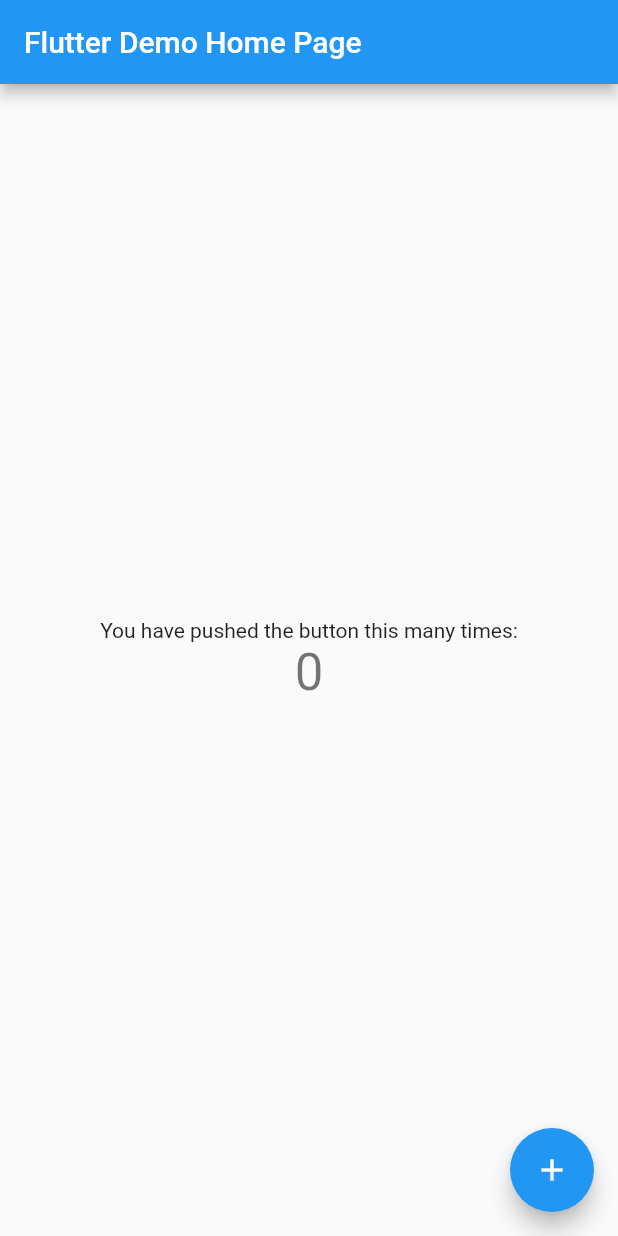
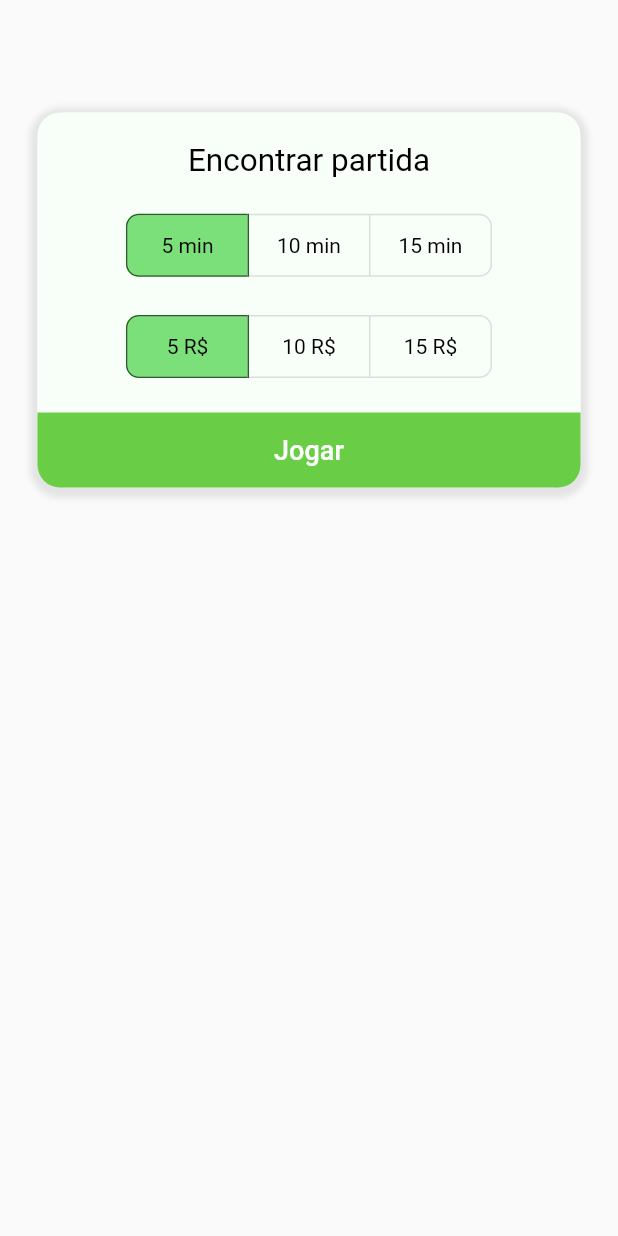
Before and after one commit to BrenoSLima/chesstip, a Flutter app: the screen it shows after launch, on a phone screen of 412 x 824 dp. Run offline on Flutter 3.47's test engine with Material 2 defaults, Android fonts, the phone set to English and light mode, and no system bars; Roboto replaces fonts that are missing (Gothic A1).

Commit message:
criação do component jogar, um menu com configurações para procurar partida

```diff
--- /dev/null
+++ b/lib/components/play_component.dart
@@ -0,0 +1,141 @@
+import 'package:flutter/material.dart';
+
+const List<Widget> timers = <Widget>[
+  Text('5 min'),
+  Text('10 min'),
+  Text('15 min')
+];
+
+const List<Widget> money = <Widget>[
+  Text('5 R\$'),
+  Text('10 R\$'),
+  Text('15 R\$')
+];
+
+class PlayComponent extends StatefulWidget {
+  const PlayComponent({Key? key}) : super(key: key);
+
+  @override
+  State<PlayComponent> createState() => _PlayComponentState();
+}
+
+class _PlayComponentState extends State<PlayComponent> {
+  final List<bool> _selectedTime = <bool>[true, false, false];
+  final List<bool> _selectedMoney = <bool>[true, false, false];
+
+  @override
+  Widget build(BuildContext context) {
+    return Padding(
+      padding: const EdgeInsets.all(25.0),
+      child: Container(
+          decoration: BoxDecoration(
+              color: const Color(0xffF7FFF8),
+              borderRadius: BorderRadius.circular(20),
+              boxShadow: [
+                BoxShadow(
+                  color: Colors.grey.withOpacity(0.24),
+                  spreadRadius: 5,
+                  blurRadius: 3,
+                  offset: const Offset(0, 2), // changes position of shadow
+                ),
+              ]),
+          child: Column(
+            children: [
+              Container(
+                width: double.infinity,
+                height: 200,
+                decoration: const BoxDecoration(
+                  color: Color(0xffF7FFF8),
+                  borderRadius: BorderRadius.only(
+                    topLeft: Radius.circular(15),
+                    topRight: Radius.circular(15),
+                  ),
+                ),
+                child: Padding(
+                  padding: const EdgeInsets.only(top: 20, bottom: 20),
+                  child: Column(
+                    mainAxisAlignment: MainAxisAlignment.spaceBetween,
+                    children: [
+                      const Text(
+                        'Encontrar partida',
+                        textAlign: TextAlign.center,
+                        style: TextStyle(
+                          color: Colors.black,
+                          fontSize: 21,
+                          fontFamily: 'Gothic A1',
+                          fontWeight: FontWeight.w400,
+                        ),
+                      ),
+                      ToggleButtons(
+                        direction: Axis.horizontal,
+                        onPressed: (int index) {
+                          setState(() {
+                            // The button that is tapped is set to true, and the others to false.
+                            for (int i = 0; i < _selectedTime.length; i++) {
+                              _selectedTime[i] = i == index;
+                            }
+                          });
+                        },
+                        borderRadius:
+                            const BorderRadius.all(Radius.circular(8)),
+                        selectedBorderColor: const Color(0xff20661F),
+                        selectedColor: Colors.black,
+                        fillColor: const Color(0xff7BE079),
+                        color: Colors.black,
+                        constraints: const BoxConstraints(
+                          minHeight: 40.0,
+                          minWidth: 80.0,
+                        ),
+                        isSelected: _selectedTime,
+                        children: timers,
+                      ),
+                      ToggleButtons(
+                        direction: Axis.horizontal,
+                        onPressed: (int index) {
+                          setState(() {
+                            // The button that is tapped is set to true, and the others to false.
+                            for (int i = 0; i < _selectedMoney.length; i++) {
+                              _selectedMoney[i] = i == index;
+                            }
+                          });
+                        },
+                        borderRadius:
+                            const BorderRadius.all(Radius.circular(8)),
+                        selectedBorderColor: const Color(0xff20661F),
+                        selectedColor: Colors.black,
+                        fillColor: const Color(0xff7BE079),
+                        color: Colors.black,
+                        constraints: const BoxConstraints(
+                          minHeight: 40.0,
+                          minWidth: 80.0,
+                        ),
+                        isSelected: _selectedMoney,
+                        children: money,
+                      ),
+                    ],
+                  ),
+                ),
+              ),
+              Container(
+                width: double.infinity,
+                height: 50,
+                decoration: const BoxDecoration(
+                  color: Color(0xff69CE45),
+                  borderRadius: BorderRadius.only(
+                    bottomLeft: Radius.circular(15),
+                    bottomRight: Radius.circular(15),
+                  ),
+                ),
+                child: MaterialButton(
+                  onPressed: (){},
+                  child: const Text(
+                    "Jogar",
+                    style: TextStyle(color: Colors.white, fontSize: 18),
+                  ),
+                ),
+              )
+            ],
+          )),
+    );
+  }
+}
--- a/lib/main.dart
+++ b/lib/main.dart
@@ -1,3 +1,4 @@
+import 'package:chesstip/screens/play_screen.dart';
 import 'package:flutter/material.dart';
 
 void main() {
@@ -11,105 +12,8 @@ class MyApp extends StatelessWidget {
   @override
   Widget build(BuildContext context) {
     return MaterialApp(
-      title: 'Flutter Demo',
-      theme: ThemeData(
-        // This is the theme of your application.
-        //
-        // Try running your application with "flutter run". You'll see the
-        // application has a blue toolbar. Then, without quitting the app, try
-        // changing the primarySwatch below to Colors.green and then invoke
-        // "hot reload" (press "r" in the console where you ran "flutter run",
-        // or simply save your changes to "hot reload" in a Flutter IDE).
-        // Notice that the counter didn't reset back to zero; the application
-        // is not restarted.
-        primarySwatch: Colors.blue,
-      ),
-      home: const MyHomePage(title: 'Flutter Demo Home Page'),
+      debugShowCheckedModeBanner: false,
+      home: PlayScreen(),
     );
   }
 }
-
-class MyHomePage extends StatefulWidget {
-  const MyHomePage({super.key, required this.title});
-
-  // This widget is the home page of your application. It is stateful, meaning
-  // that it has a State object (defined below) that contains fields that affect
-  // how it looks.
-
-  // This class is the configuration for the state. It holds the values (in this
-  // case the title) provided by the parent (in this case the App widget) and
-  // used by the build method of the State. Fields in a Widget subclass are
-  // always marked "final".
-
-  final String title;
-
-  @override
-  State<MyHomePage> createState() => _MyHomePageState();
-}
-
-class _MyHomePageState extends State<MyHomePage> {
-  int _counter = 0;
-
-  void _incrementCounter() {
-    setState(() {
-      // This call to setState tells the Flutter framework that something has
-      // changed in this State, which causes it to rerun the build method below
-      // so that the display can reflect the updated values. If we changed
-      // _counter without calling setState(), then the build method would not be
-      // called again, and so nothing would appear to happen.
-      _counter++;
-    });
-  }
-
-  @override
-  Widget build(BuildContext context) {
-    // This method is rerun every time setState is called, for instance as done
-    // by the _incrementCounter method above.
-    //
-    // The Flutter framework has been optimized to make rerunning build methods
-    // fast, so that you can just rebuild anything that needs updating rather
-    // than having to individually change instances of widgets.
-    return Scaffold(
-      appBar: AppBar(
-        // Here we take the value from the MyHomePage object that was created by
-        // the App.build method, and use it to set our appbar title.
-        title: Text(widget.title),
-      ),
-      body: Center(
-        // Center is a layout widget. It takes a single child and positions it
-        // in the middle of the parent.
-        child: Column(
-          // Column is also a layout widget. It takes a list of children and
-          // arranges them vertically. By default, it sizes itself to fit its
-          // children horizontally, and tries to be as tall as its parent.
-          //
-          // Invoke "debug painting" (press "p" in the console, choose the
-          // "Toggle Debug Paint" action from the Flutter Inspector in Android
-          // Studio, or the "Toggle Debug Paint" command in Visual Studio Code)
-          // to see the wireframe for each widget.
-          //
-          // Column has various properties to control how it sizes itself and
-          // how it positions its children. Here we use mainAxisAlignment to
-          // center the children vertically; the main axis here is the vertical
-          // axis because Columns are vertical (the cross axis would be
-          // horizontal).
-          mainAxisAlignment: MainAxisAlignment.center,
-          children: <Widget>[
-            const Text(
-              'You have pushed the button this many times:',
-            ),
-            Text(
-              '$_counter',
-              style: Theme.of(context).textTheme.headlineMedium,
-            ),
-          ],
-        ),
-      ),
-      floatingActionButton: FloatingActionButton(
-        onPressed: _incrementCounter,
-        tooltip: 'Increment',
-        child: const Icon(Icons.add),
-      ), // This trailing comma makes auto-formatting nicer for build methods.
-    );
-  }
-}
--- a/lib/screens/play_screen.dart
+++ b/lib/screens/play_screen.dart
@@ -0,0 +1,24 @@
+import 'package:flutter/material.dart';
+
+import '../components/play_component.dart';
+
+class PlayScreen extends StatefulWidget {
+  const PlayScreen({Key? key}) : super(key: key);
+
+  @override
+  State<PlayScreen> createState() => _PlayScreenState();
+}
+
+class _PlayScreenState extends State<PlayScreen> {
+  @override
+  Widget build(BuildContext context) {
+    return Scaffold(
+      body: Column(
+        children: [
+          SizedBox(height: 50,),
+          PlayComponent(),
+        ],
+      ),
+    );
+  }
+}
```
